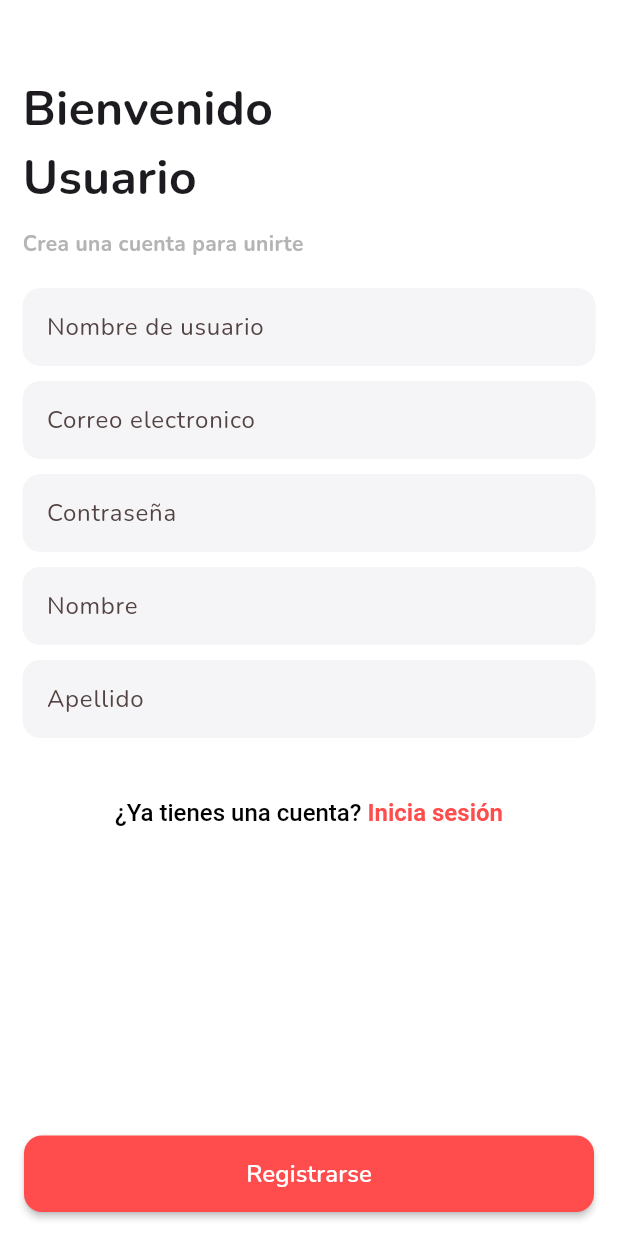
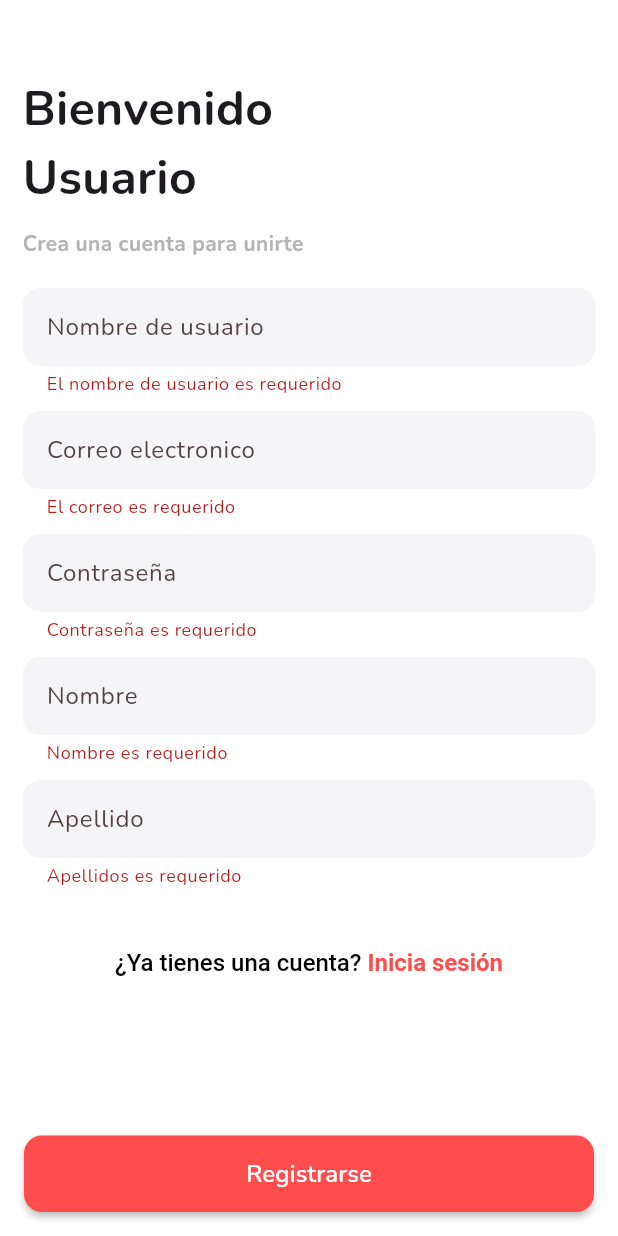
Before and after one commit to mateofj28/ordena-ya, a Flutter app: the RegisterScreen screen opened by its route, after a tap on "Registrarse", on a phone screen of 412 x 824 dp. Run offline on Flutter 3.47's test engine with Material 3 defaults, Android fonts, the phone set to English and light mode, and no system bars; our stand-ins replace get_it, google_fonts, hugeicons, lottie.

```diff
--- /dev/null
+++ b/lib/core/constants/app_styles.dart
@@ -0,0 +1,15 @@
+import 'package:flutter/material.dart';
+
+
+const kInputDecoration = InputDecoration(
+  filled: true,
+  fillColor: Color(0xFFF5F5F7),
+  border: OutlineInputBorder(
+    borderRadius: BorderRadius.all(Radius.circular(12)),
+    borderSide: BorderSide.none,
+  ),
+  contentPadding: EdgeInsets.symmetric(
+    horizontal: 12,
+    vertical: 14,
+  ),
+);
--- /dev/null
+++ b/lib/core/utils/validators.dart
@@ -0,0 +1,77 @@
+class CustomValidators {
+  static String? required(String? value, {String fieldName = "Este campo"}) {
+    if (value == null || value.trim().isEmpty) {
+      return '$fieldName es requerido';
+    }
+    return null;
+  }
+
+  static String? email(String? value) {
+    if (value == null || value.trim().isEmpty) {
+      return 'El correo es requerido';
+    }
+    final emailRegex = RegExp(r'^[\w-\.]+@([\w-]+\.)+[\w-]{2,4}$');
+    if (!emailRegex.hasMatch(value)) {
+      return 'Formato de correo inválido';
+    }
+    return null;
+  }
+
+  static String? password(
+    String? value, {
+    String fieldName = "Contraseña",
+    int minLength = 8,
+    bool requireUppercase = true,
+    bool requireDigits = true,
+    bool requireSpecial = true,
+  }) {
+    if (value == null || value.trim().isEmpty) {
+      return '$fieldName es requerido';
+    }
+
+    if (value.length < minLength) {
+      return 'Debe tener $minLength caracteres';
+    }
+
+    if (requireUppercase && !RegExp(r'[A-Z]').hasMatch(value)) {
+      return 'Al menos una letra mayúscula debe contener';
+    }
+
+    /*if (!RegExp(r'[a-z]').hasMatch(value)) {
+      return 'Al menos una letra minúscula debe contener';
+    }
+
+    if (requireDigits && !RegExp(r'\d').hasMatch(value)) {
+      return 'Al menos un número debe contener';
+    }
+
+    if (requireSpecial &&
+        !RegExp(r'[!@#\$%\^&\*\(\)_\+\-=\[\]\{\};:"\\|,.<>\/\?~`]').hasMatch(value)) {
+      return '$fieldName debe contener al menos un carácter especial';
+    }*/
+
+    return null; // todo OK
+  }
+
+  static String? username(String? value) {
+    if (value == null || value.trim().isEmpty) {
+      return 'El nombre de usuario es requerido';
+    }
+    final usernameRegex = RegExp(r'^[a-zA-Z0-9._-]{3,15}$');
+    if (!usernameRegex.hasMatch(value)) {
+      return 'Debe tener 3-15 caracteres y solo puede contener letras, números, puntos o guiones.';
+    }
+    return null;
+  }
+
+  static String? name(String? value, {String fieldName = "Nombre"}) {
+    if (value == null || value.trim().isEmpty) {
+      return '$fieldName es requerido';
+    }
+    final nameRegex = RegExp(r"^[a-zA-ZáéíóúÁÉÍÓÚñÑ\s]+$");
+    if (!nameRegex.hasMatch(value)) {
+      return 'Solo se permiten letras en $fieldName';
+    }
+    return null;
+  }
+}
--- a/lib/presentation/pages/register_screen.dart
+++ b/lib/presentation/pages/register_screen.dart
@@ -2,10 +2,36 @@
 import 'package:flutter/material.dart';
 import 'package:ordena_ya/core/app_routes.dart';
 import 'package:ordena_ya/core/constants/AppColors.dart';
+import 'package:ordena_ya/core/constants/app_styles.dart';
+import 'package:ordena_ya/core/utils/validators.dart';
 import 'package:ordena_ya/presentation/pages/login_screen.dart';
 
-class RegisterScreen extends StatelessWidget {
+class RegisterScreen extends StatefulWidget {
   const RegisterScreen({super.key});
+
+  @override
+  State<RegisterScreen> createState() => _RegisterScreenState();
+}
+
+class _RegisterScreenState extends State<RegisterScreen> {
+  final usernameController = TextEditingController();
+  final emailController = TextEditingController();
+  final passwordController = TextEditingController();
+  final firstNameController = TextEditingController();
+  final lastNameController = TextEditingController();
+
+  final _formKey = GlobalKey<FormState>();
+
+  @override
+  void dispose() {
+    // ✅ Liberar recursos
+    usernameController.dispose();
+    emailController.dispose();
+    passwordController.dispose();
+    firstNameController.dispose();
+    lastNameController.dispose();
+    super.dispose();
+  }
 
   @override
   Widget build(BuildContext context) {
@@ -14,6 +40,8 @@ class RegisterScreen extends StatelessWidget {
         child: SingleChildScrollView(
           child: Padding(
             padding: EdgeInsets.symmetric(horizontal: 15),
+            child: Form(
+              key: _formKey,
               child: Column(
                 crossAxisAlignment: CrossAxisAlignment.start,
                 children: [
@@ -23,7 +51,10 @@ class RegisterScreen extends StatelessWidget {
                     width: 210,
                     child: const Text(
                       "Bienvenido Usuario",
-                    style: TextStyle(fontSize: 32, fontWeight: FontWeight.bold),
+                      style: TextStyle(
+                        fontSize: 32,
+                        fontWeight: FontWeight.bold,
+                      ),
                     ),
                   ),
 
@@ -39,37 +70,68 @@ class RegisterScreen extends StatelessWidget {
 
                   const SizedBox(height: 20),
 
-                CustomTextField(hintText: "Nombre de usuario"),
+                  CustomTextField(
+                    controller: usernameController,
+                    hintText: "Nombre de usuario",
+                    validator: CustomValidators.username,
+                  ),
 
                   const SizedBox(height: 10),
 
-                CustomTextField(hintText: "Correo electronico"),
+                  CustomTextField(
+                    controller: emailController,
+                    hintText: "Correo electronico",
+                    keyboardType: TextInputType.emailAddress,
+                    validator: (value) => CustomValidators.email(value),
+                  ),
 
                   const SizedBox(height: 10),
 
-                CustomTextField(hintText: "Contraseña"),
+                  CustomTextField(
+                    controller: passwordController,
+                    hintText: "Contraseña",
+                    validator:
+                        (v) => CustomValidators.password(v, minLength: 8),
+                  ),
 
                   const SizedBox(height: 10),
 
-                CustomTextField(hintText: "Nombre"),
+                  CustomTextField(
+                    controller: firstNameController,
+                    hintText: "Nombre",
+                    validator:
+                        (value) =>
+                            CustomValidators.name(value, fieldName: "Nombre"),
+                  ),
 
                   const SizedBox(height: 10),
 
-                CustomTextField(hintText: "Apellido"),
+                  CustomTextField(
+                    controller: lastNameController,
+                    hintText: "Apellido",
+                    validator:
+                        (value) => CustomValidators.name(
+                          value,
+                          fieldName: "Apellidos",
+                        ),
+                  ),
 
                   const SizedBox(height: 40),
 
                   Center(
                     child: GestureDetector(
-                    onTap: (){
-                      Navigator.pushReplacementNamed(context, AppRoutes.login);
+                      onTap: () {
+                        Navigator.pushReplacementNamed(
+                          context,
+                          AppRoutes.login,
+                        );
                       },
                       child: RichText(
                         text: TextSpan(
                           style: const TextStyle(
                             fontWeight: FontWeight.w500,
                             color: Colors.black,
-                          fontSize: 16
+                            fontSize: 16,
                           ),
                           children: [
                             const TextSpan(text: "¿Ya tienes una cuenta? "),
@@ -77,7 +139,9 @@ class RegisterScreen extends StatelessWidget {
                               text: "Inicia sesión",
                               style: const TextStyle(
                                 fontWeight: FontWeight.bold,
-                              color: AppColors.redPrimary, // para que parezca clickeable
+                                color:
+                                    AppColors
+                                        .redPrimary, // para que parezca clickeable
                               ),
                               // on enteras se puede agregar un recognizer para navegación
                             ),
@@ -91,14 +155,20 @@ class RegisterScreen extends StatelessWidget {
             ),
           ),
         ),
+      ),
       bottomNavigationBar: SafeArea(
         child: Padding(
           padding: EdgeInsets.all(16.0),
           child: PrimaryButton(
             text: "Registrarse",
-            onPressed: (){
-
+            onPressed: () {
+              if (_formKey.currentState!.validate()) {
+                // ✅ Solo entra si TODO es válido
+                print("Correo: ${emailController.text}");
+                print("Password: ${passwordController.text}");
+                // Aquí llamas a tu lógica de login/registro
               }
+            },
           ),
         ),
       ),
@@ -110,32 +180,23 @@ class CustomTextField extends StatelessWidget {
   final String hintText;
   final TextEditingController? controller;
   final TextInputType? keyboardType;
+  final String? Function(String?)? validator;
 
   const CustomTextField({
     super.key,
     required this.hintText,
     this.controller,
     this.keyboardType,
+    this.validator,
   });
 
   @override
   Widget build(BuildContext context) {
-    return TextField(
+    return TextFormField(
       controller: controller,
       keyboardType: keyboardType,
-      decoration: InputDecoration(
-        hintText: hintText,
-        filled: true,
-        fillColor: const Color(0xFFF5F5F7),
-        border: OutlineInputBorder(
-          borderRadius: BorderRadius.circular(12),
-          borderSide: BorderSide.none,
-        ),
-        contentPadding: const EdgeInsets.symmetric(
-          horizontal: 12,
-          vertical: 14,
-        ),
-      ),
+      decoration: kInputDecoration.copyWith(hintText: hintText),
+      validator: validator,
     );
   }
 }
--- a/pubspec.yaml
+++ b/pubspec.yaml
@@ -40,6 +40,7 @@ dependencies:
   intl: ^0.20.2
   get_it: ^8.2.0
   http:
+  lottie: ^3.3.1
 
 
 dev_dependencies:
@@ -65,8 +66,8 @@ flutter:
   uses-material-design: true
 
   # To add assets to your application, add an assets section, like this:
-  # assets:
-  #   - images/a_dot_burr.jpeg
+  assets:
+    - assets/animations/
   #   - images/a_dot_ham.jpeg
 
   # An image asset can refer to one or more resolution-specific "variants", see
```
Also changed, not shown: assets/animations/cosmos.json (added, +1 -0 lines), lib/presentation/pages/login_screen.dart (+74 -44 lines), lib/presentation/widgets/loading_overlay.dart (added, +71 -0 lines), lib/presentation/widgets/password_field.dart (+12 -6 lines), pubspec.lock, 1 other file. Lines whose indentation alone changed are shown as unchanged.
